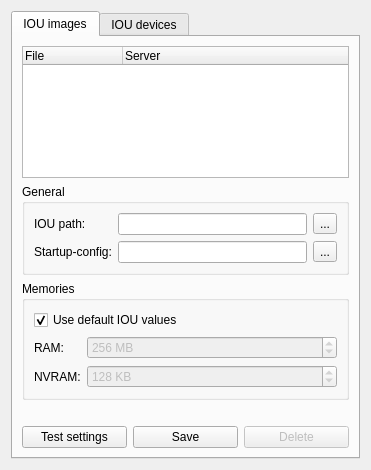
First picture: the form in gns3/modules/iou/ui/iou_device_preferences_page.ui, repository GNS3/gns3-gui, before the edit.
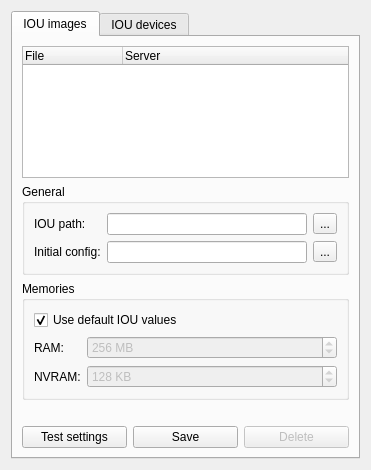
Second picture: the form after the edit.

Commit message: IOU: rename startup-config to initial-config because it makes more sense.

```diff
--- a/gns3/modules/iou/ui/iou_device_preferences_page.ui
+++ b/gns3/modules/iou/ui/iou_device_preferences_page.ui
@@ -74,7 +74,7 @@
           <item row="1" column="0">
            <widget class="QLabel" name="uiStartupConfigLabel">
             <property name="text">
-             <string>Startup-config:</string>
+             <string>Initial config:</string>
             </property>
            </widget>
           </item>
```
Left out of the diff: 4 changed lines with no effect on the pictures. The commit also changes 9 other files.
